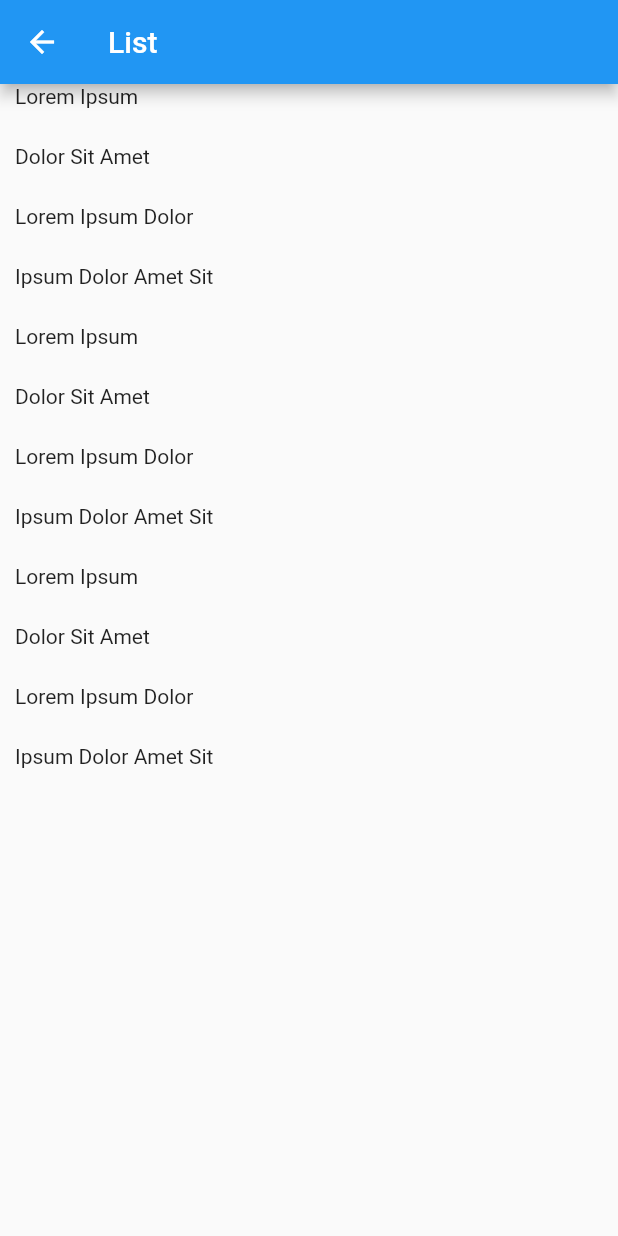
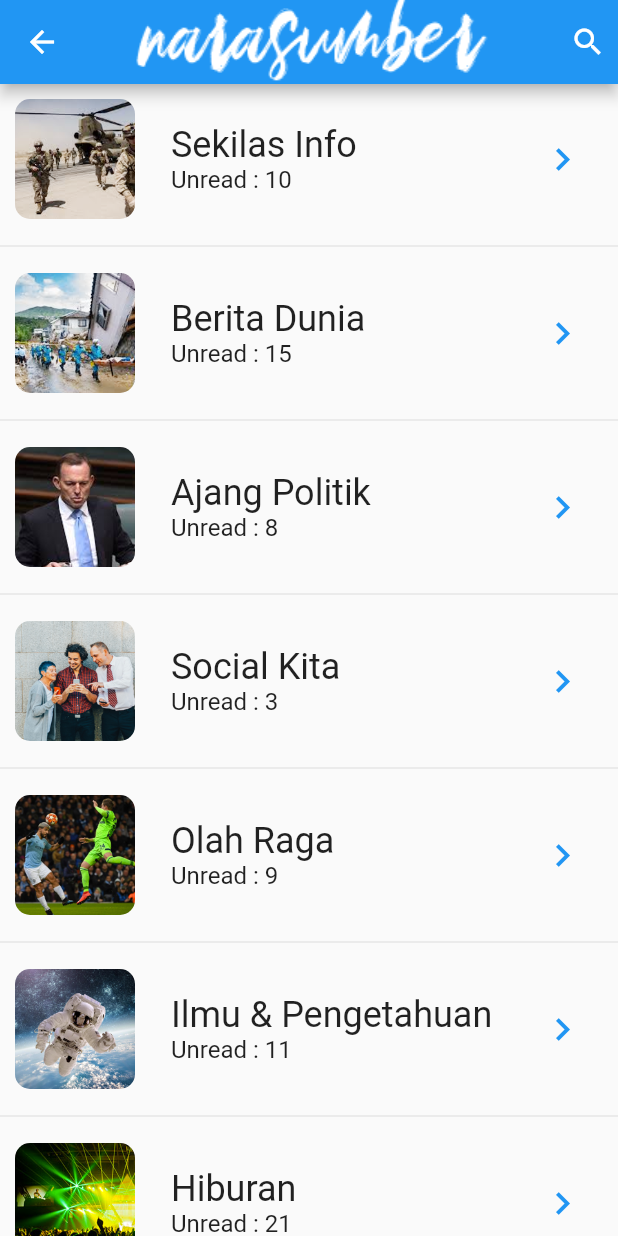
Before and after one commit to ramose/meetupflutter1, a Flutter app: the screen it shows after launch, after a tap on "Login", on a phone screen of 412 x 824 dp. Run offline on Flutter 3.47's test engine with Material 2 defaults, Android fonts, the phone set to English and light mode, and no system bars.

Commit message:
login dan list

```diff
--- a/lib/list_page.dart
+++ b/lib/list_page.dart
@@ -8,25 +8,34 @@ class ListPage extends StatefulWidget {
 
 class _ListPageState extends State<ListPage> {
   List<Map<String, String>> items = [
-    {'title': 'Lorem Ipsum', 'image': 'img1.png'},
-    {'title': 'Dolor Sit Amet', 'image': 'img2.jpg'},
-    {'title': 'Lorem Ipsum Dolor', 'image': 'img3.png'},
-    {'title': 'Ipsum Dolor Amet Sit', 'image': 'img4.png'},
-    {'title': 'Lorem Ipsum', 'image': 'img1.png'},
-    {'title': 'Dolor Sit Amet', 'image': 'img2.jpg'},
-    {'title': 'Lorem Ipsum Dolor', 'image': 'img3.png'},
-    {'title': 'Ipsum Dolor Amet Sit', 'image': 'img4.png'},
-    {'title': 'Lorem Ipsum', 'image': 'img1.png'},
-    {'title': 'Dolor Sit Amet', 'image': 'img2.jpg'},
-    {'title': 'Lorem Ipsum Dolor', 'image': 'img3.png'},
-    {'title': 'Ipsum Dolor Amet Sit', 'image': 'img4.png'},
+    {'title': 'Sekilas Info', 'image': 'thumb_flash.png', 'new': '10'},
+    {'title': 'Berita Dunia', 'image': 'thumb_world.png', 'new': '15'},
+    {'title': 'Ajang Politik', 'image': 'thumb_politic.png', 'new': '8'},
+    {'title': 'Social Kita', 'image': 'thumb_social.png', 'new': '3'},
+    {'title': 'Olah Raga', 'image': 'thumb_sport.png', 'new': '9'},
+    {'title': 'Ilmu & Pengetahuan', 'image': 'thumb_science.png', 'new': '11'},
+    {'title': 'Hiburan', 'image': 'thumb_entertainment.png', 'new': '21'},
+    {'title': 'Teknologi', 'image': 'thumb_tech.png', 'new': '5'},
   ];
 
   @override
   Widget build(BuildContext context) {
     return Scaffold(
-        appBar: AppBar(title: Text("List")),
-        body: ListView.builder(
+        appBar: AppBar(
+          actions: <Widget>[
+            Padding(
+              padding: const EdgeInsets.all(8.0),
+              child: Icon(Icons.search),
+            )
+          ],
+            title: Image.asset(
+          "assets/title_grey.png",
+          color: Colors.white,
+        )),
+        body: ListView.separated(
+          separatorBuilder: (context, i){
+            return Divider();
+          },
           itemCount: items.length,
           itemBuilder: (context, pos) {
             return GestureDetector(
@@ -34,10 +43,54 @@ class _ListPageState extends State<ListPage> {
                 Navigator.of(context).push(
                     MaterialPageRoute(builder: (context) => DetailPage()));
               },
-              child: Container(
-                height: 40,
-                  margin: EdgeInsets.only(left: 10),
-                  child: Text(items[pos].values.elementAt(0))),
+              child: Padding(
+                padding: const EdgeInsets.all(10.0),
+                child: Container(
+                  child: Column(
+                    children: <Widget>[
+                      Row(
+                        children: <Widget>[
+                          ClipRRect(
+                            borderRadius: BorderRadius.circular(10),
+                            child: Image.asset(
+                              "assets/thumb/${items[pos].values.elementAt(1)}",
+                              width: 80,
+                            ),
+                          ),
+                          Padding(
+                            padding: EdgeInsets.all(12),
+                          ),
+                          Column(
+                            crossAxisAlignment: CrossAxisAlignment.start,
+                            children: <Widget>[
+                              Text(
+                                items[pos].values.elementAt(0),
+                                style: Theme.of(context).textTheme.headline,
+                              ),
+                              Text(
+                                "Unread : ${items[pos].values.elementAt(2)}",
+                                style: Theme.of(context).textTheme.subhead,
+                              ),
+                            ],
+                          ),
+                          Expanded(
+                            flex: 1,
+                            child: Text(""),
+                          ),
+                          Padding(
+                            padding: const EdgeInsets.only(right: 12.0),
+                            child: Icon(
+                              Icons.chevron_right,
+                              color: Colors.blue,
+                              size: 30,
+                            ),
+                          )
+                        ],
+                      ),
+                    ],
+                  ),
+                ),
+              ),
             );
           },
         ));
--- a/lib/login_page.dart
+++ b/lib/login_page.dart
@@ -10,18 +10,84 @@ class _LoginPageState extends State<LoginPage> {
   @override
   Widget build(BuildContext context) {
     return Scaffold(
-        appBar: AppBar(
-          title: Text("Login"),
+        // appBar: AppBar(
+        //   title: Text("Login"),
+        // ),
+        body: Center(
+      child: Container(
+        decoration: BoxDecoration(
+          image: DecorationImage(
+            image: AssetImage("assets/city.png"),
+            alignment: Alignment.bottomCenter,
+            fit: BoxFit.contain
+          ),
+            gradient: LinearGradient(
+                colors: [Colors.white, Colors.grey[200]],
+                begin: Alignment.topCenter,
+                end: Alignment.bottomCenter,
+                stops: [0.0, 0.5])),
+        padding: EdgeInsets.all(32),
+        child: Column(
+          mainAxisAlignment: MainAxisAlignment.center,
+          children: <Widget>[
+            Image.asset("assets/logo_blue.png"),
+            Image.asset("assets/title_grey.png"),
+            Container(
+              padding: EdgeInsets.all(20),
+              decoration: BoxDecoration(
+                  borderRadius: BorderRadius.circular(20), color: Color(0x99FFFFFF)),
+              child: Column(
+                children: <Widget>[
+                  TextField(
+                    decoration: InputDecoration(labelText: "username"),
+                  ),
+                  TextField(
+                    decoration: InputDecoration(
+                      labelText: "password",
+                    ),
+                    obscureText: true,
+                  ),
+                  Padding(
+                    padding: EdgeInsets.all(10),
+                  ),
+                  Row(
+                    children: <Widget>[
+                      Expanded(
+                        child: RaisedButton(
+                          child: Text(
+                            "Login",
+                            style: TextStyle(color: Colors.white),
+                          ),
+                          onPressed: () {
+                            Navigator.of(context).push(MaterialPageRoute(
+                                builder: (context) => ListPage()));
+                          },
+                        ),
+                      ),
+                    ],
+                  ),
+                  Padding(
+                    padding: const EdgeInsets.only(top: 12.0),
+                    child: Row(
+                      mainAxisAlignment: MainAxisAlignment.spaceBetween,
+                      children: <Widget>[
+                        Text(
+                          "Forgot Password",
+                          style: TextStyle(color: Colors.blueAccent),
+                        ),
+                        Text(
+                          "REGISTER",
+                          style: TextStyle(color: Colors.blueAccent),
+                        )
+                      ],
+                    ),
+                  )
+                ],
+              ),
+            ),
+          ],
         ),
-        body: Center(
-            child: RaisedButton(
-            child: Text("Login"),
-            onPressed: () {
-              Navigator.of(context)
-                  .push(MaterialPageRoute(builder: (context) => ListPage()));
-            },
-          ),
-        )
-    );
+      ),
+    ));
   }
 }
--- a/lib/main.dart
+++ b/lib/main.dart
@@ -8,6 +8,7 @@ class MyApp extends StatelessWidget {
   @override
   Widget build(BuildContext context) {
     return MaterialApp(
+      debugShowCheckedModeBanner: false,
       title: 'Flutter Demo',
       theme: ThemeData(
         // This is the theme of your application.
@@ -20,6 +21,7 @@ class MyApp extends StatelessWidget {
         // Notice that the counter didn't reset back to zero; the application
         // is not restarted.
         primarySwatch: Colors.blue,
+        buttonColor: Colors.blueAccent,
       ),
       home: LoginPage(),
     );
--- a/pubspec.yaml
+++ b/pubspec.yaml
@@ -43,6 +43,7 @@ flutter:
   # To add assets to your application, add an assets section, like this:
   assets:
     - assets/
+    - assets/thumb/
   #  - images/a_dot_burr.jpeg
   #  - images/a_dot_ham.jpeg
 
```
Also changed, not shown: assets/city.png (added).
